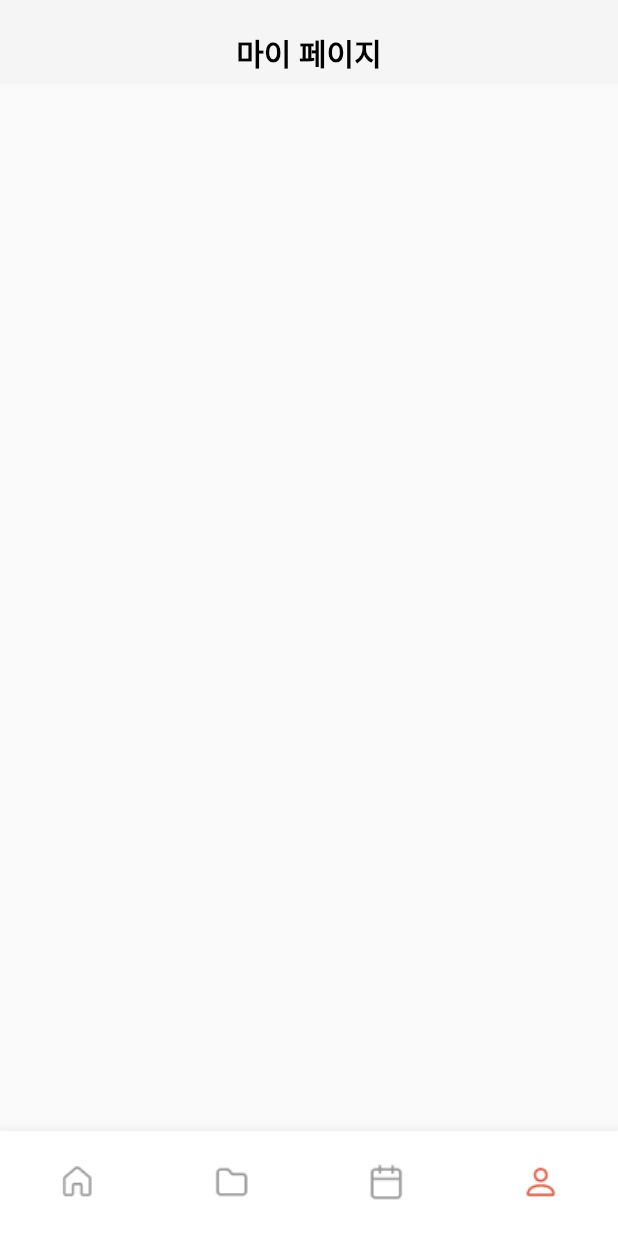
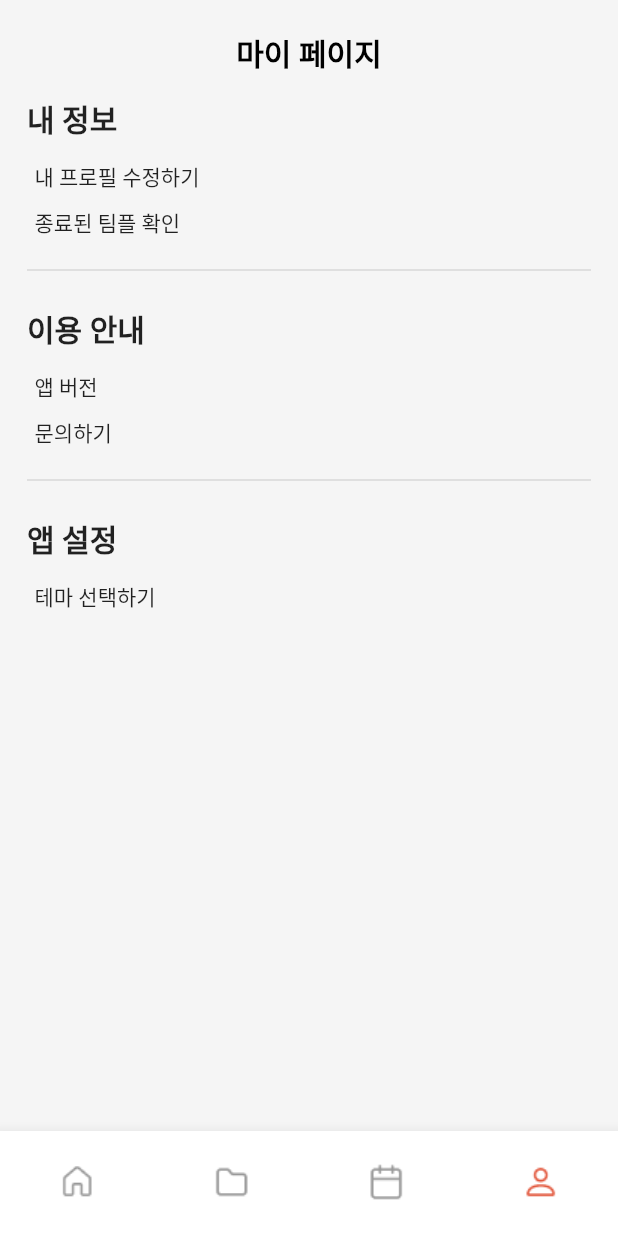
Before and after one commit to dinhoitt/weteam, a Flutter app: the screen it shows after launch, item 4 of the bottom bar chosen, on a phone screen of 412 x 824 dp. Run offline on Flutter 3.47's test engine with Material 2 defaults, Android fonts, the phone set to English and light mode, and no system bars; our stand-ins replace get, table_calendar.

```diff
--- a/lib/src/view/mypage.dart
+++ b/lib/src/view/mypage.dart
@@ -1,7 +1,7 @@
 import 'package:flutter/material.dart';
 
 class MyPage extends StatelessWidget {
-  const MyPage({super.key});
+  const MyPage({Key? key}) : super(key: key);
 
   @override
   Widget build(BuildContext context) {
@@ -19,11 +19,80 @@ class MyPage extends StatelessWidget {
           centerTitle: true,
         ),
         body: _body(),
+        backgroundColor: Color(0xFFF5F5F5),
       ),
     );
   }
 
   Widget _body() {
-    return Column();
+    return Padding(
+      padding: const EdgeInsets.symmetric(horizontal: 8.0),
+      child: Padding(
+        padding: const EdgeInsets.symmetric(horizontal: 10.0),
+        child: Column(
+          crossAxisAlignment: CrossAxisAlignment.start,
+          children: [
+            Padding(
+              padding: const EdgeInsets.symmetric(vertical: 8.0),
+              child: Text(
+                '내 정보',
+                style: TextStyle(fontWeight: FontWeight.bold, fontSize: 20.0),
+              ),
+            ),
+            Padding(
+              padding:
+                  const EdgeInsets.symmetric(horizontal: 5.0, vertical: 5.0),
+              child: Text('내 프로필 수정하기'),
+            ),
+            Padding(
+              padding:
+                  const EdgeInsets.symmetric(horizontal: 5.0, vertical: 5.0),
+              child: Text('종료된 팀플 확인'),
+            ),
+            Padding(
+              padding: const EdgeInsets.symmetric(vertical: 8.0),
+              child: Divider(
+                thickness: 1.0,
+              ),
+            ),
+            Padding(
+              padding: const EdgeInsets.symmetric(vertical: 8.0),
+              child: Text(
+                '이용 안내',
+                style: TextStyle(fontWeight: FontWeight.bold, fontSize: 20.0),
+              ),
+            ),
+            Padding(
+              padding:
+                  const EdgeInsets.symmetric(horizontal: 5.0, vertical: 5.0),
+              child: Text('앱 버전'),
+            ),
+            Padding(
+              padding:
+                  const EdgeInsets.symmetric(horizontal: 5.0, vertical: 5.0),
+              child: Text('문의하기'),
+            ),
+            Padding(
+              padding: const EdgeInsets.symmetric(vertical: 8.0),
+              child: Divider(
+                thickness: 1.0,
+              ),
+            ),
+            Padding(
+              padding: const EdgeInsets.symmetric(vertical: 8.0),
+              child: Text(
+                '앱 설정',
+                style: TextStyle(fontWeight: FontWeight.bold, fontSize: 20.0),
+              ),
+            ),
+            Padding(
+              padding:
+                  const EdgeInsets.symmetric(horizontal: 5.0, vertical: 5.0),
+              child: Text('테마 선택하기'),
+            ),
+          ],
+        ),
+      ),
+    );
   }
 }
--- a/lib/src/widget/calendar.dart
+++ b/lib/src/widget/calendar.dart
@@ -77,6 +77,8 @@ class _SimpleCalendarState extends State<SimpleCalendar> {
                       TextStyle(color: Colors.red, fontWeight: FontWeight.bold),
                 ),
               );
+            default:
+              return Center(child: Text(day.day.toString()));
           }
         },
         defaultBuilder: (context, day, _) {
--- /dev/null
+++ b/lib/src/widget/mypagebox1.dart
@@ -0,0 +1,28 @@
+import 'package:flutter/material.dart';
+
+class MyPageBox1 extends StatelessWidget {
+  const MyPageBox1({super.key});
+
+  @override
+  Widget build(BuildContext context) {
+    return Padding(
+      padding: const EdgeInsets.symmetric(horizontal: 10.0),
+      child: Container(
+        width: double.infinity,
+        height: 200.0,
+        decoration: BoxDecoration(
+          borderRadius: BorderRadius.circular(20.0),
+          color: Colors.white,
+          boxShadow: [
+            BoxShadow(
+              color: Colors.black.withOpacity(0.1),
+              blurRadius: 4.0,
+              spreadRadius: 2.0,
+              offset: Offset(0, 0),
+            ),
+          ],
+        ),
+      ),
+    );
+  }
+}
```
